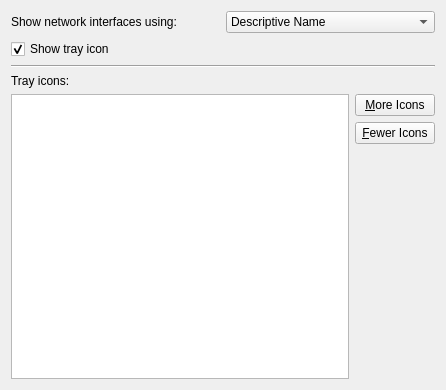
KDE/networkmanagement, file settings/config/traysettings.ui: the form before one commit.
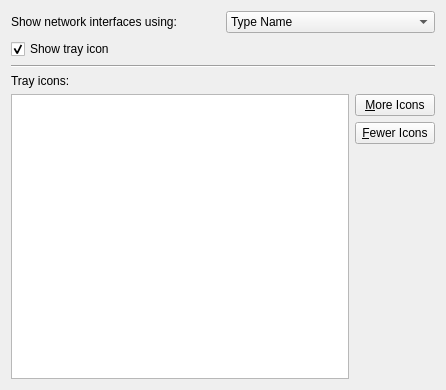
The form after the commit. Custom widgets are drawn as their Qt base class.

Commit message:
Make interface "type name" default, drop "descriptive name".
FIXED-IN: master

```diff
--- a/settings/config/traysettings.ui
+++ b/settings/config/traysettings.ui
@@ -26,7 +26,7 @@
         <widget class="KComboBox" name="kcfg_InterfaceNamingStyle">
          <item>
           <property name="text">
-           <string>Descriptive Name</string>
+           <string>Type Name</string>
           </property>
          </item>
          <item>
```
Left out of the diff: 5 changed lines with no effect on the pictures. The commit also changes 4 other files.
